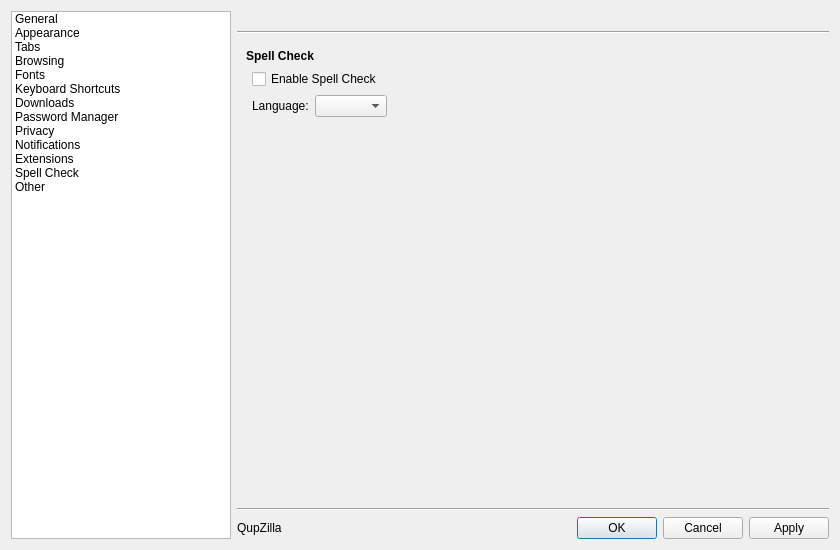
Before: the Qt Designer form src/lib/preferences/preferences.ui in QupZilla/qupzilla, drawn with Qt 5.
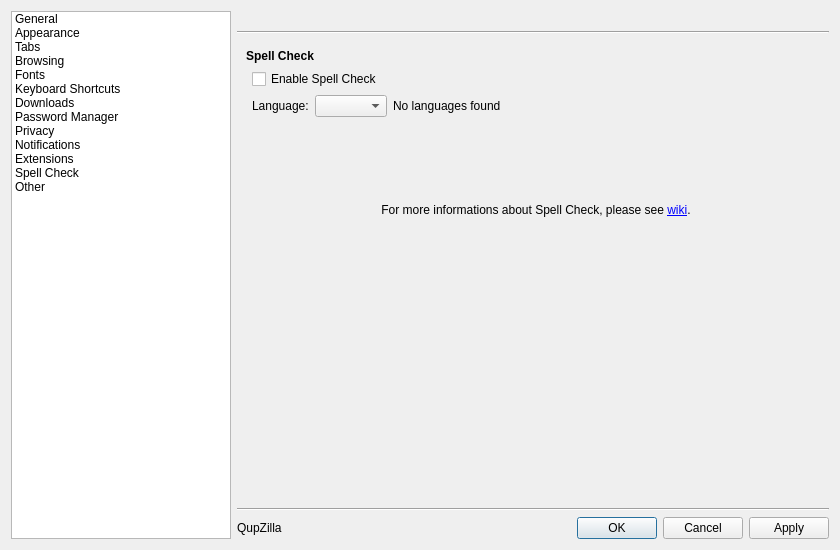
After: the same form once the commit is applied. The open tabs and pages were chosen to show the change. Custom widgets are drawn as their Qt base class.

Commit message:
Preferences: Hide spellcheck combobox when no languages were found
Also add link to wiki for more info about spellcheck.

```diff
--- a/src/lib/preferences/preferences.ui
+++ b/src/lib/preferences/preferences.ui
@@ -2282,7 +2282,7 @@
          </widget>
          <widget class="QWidget" name="spellcheckPage">
           <layout class="QGridLayout" name="gridLayout_20">
-           <item row="2" column="3">
+           <item row="2" column="4">
             <spacer name="horizontalSpacer_16">
              <property name="orientation">
               <enum>Qt::Horizontal</enum>
@@ -2311,7 +2311,7 @@
            <item row="2" column="2">
             <widget class="QComboBox" name="spellcheckLanguage"/>
            </item>
-           <item row="3" column="1">
+           <item row="5" column="1">
             <spacer name="verticalSpacer_17">
              <property name="orientation">
               <enum>Qt::Vertical</enum>
@@ -2331,13 +2331,49 @@
              </property>
             </widget>
            </item>
-           <item row="1" column="1" colspan="2">
+           <item row="2" column="3">
+            <widget class="QLabel" name="spellcheckNoLanguages">
+             <property name="text">
+              <string>No languages found</string>
+             </property>
+            </widget>
+           </item>
+           <item row="1" column="1" colspan="4">
             <widget class="QCheckBox" name="spellcheckEnabled">
              <property name="text">
               <string>Enable Spell Check</string>
              </property>
             </widget>
            </item>
+           <item row="3" column="2">
+            <spacer name="verticalSpacer_18">
+             <property name="orientation">
+              <enum>Qt::Vertical</enum>
+             </property>
+             <property name="sizeType">
+              <enum>QSizePolicy::Fixed</enum>
+             </property>
+             <property name="sizeHint" stdset="0">
+              <size>
+               <width>20</width>
+               <height>80</height>
+              </size>
+             </property>
+            </spacer>
+           </item>
+           <item row="4" column="1" colspan="4">
+            <widget class="QLabel" name="label_40">
+             <property name="text">
+              <string>For more informations about Spell Check, please see &lt;a href=&quot;https://github.com/QupZilla/qupzilla/wiki/Spell-Check&quot;&gt;wiki&lt;/a&gt;.</string>
+             </property>
+             <property name="alignment">
+              <set>Qt::AlignCenter</set>
+             </property>
+             <property name="openExternalLinks">
+              <bool>true</bool>
+             </property>
+            </widget>
+           </item>
           </layout>
          </widget>
          <widget class="QWidget" name="otherPage">
```
Left out of the diff: 2 changed lines with no effect on the pictures. The commit also changes 1 other file.
